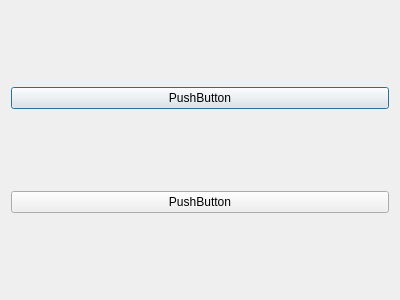
Old version of the form src/gui/documentgenerationdialog.ui in the repository CZDanol/StrawLumen.
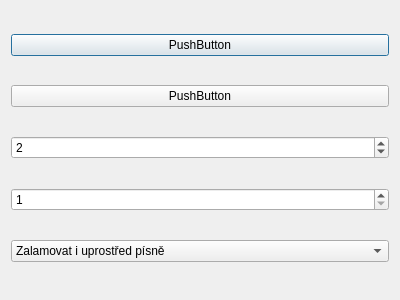
New version of the form. Icons and pictures are not drawn.

```diff
--- a/src/gui/documentgenerationdialog.ui
+++ b/src/gui/documentgenerationdialog.ui
@@ -35,6 +35,48 @@
      </property>
     </widget>
    </item>
+   <item>
+    <widget class="QSpinBox" name="sbTocColumnCount">
+     <property name="minimum">
+      <number>1</number>
+     </property>
+     <property name="maximum">
+      <number>10</number>
+     </property>
+     <property name="value">
+      <number>2</number>
+     </property>
+    </widget>
+   </item>
+   <item>
+    <widget class="QSpinBox" name="sbContentColumnCount">
+     <property name="minimum">
+      <number>1</number>
+     </property>
+     <property name="maximum">
+      <number>10</number>
+     </property>
+    </widget>
+   </item>
+   <item>
+    <widget class="QComboBox" name="cmbPageBreakMode">
+     <item>
+      <property name="text">
+       <string>Zalamovat i uprostřed písně</string>
+      </property>
+     </item>
+     <item>
+      <property name="text">
+       <string>Nezalamovat uprostřed písně</string>
+      </property>
+     </item>
+     <item>
+      <property name="text">
+       <string>Každou píseň na vlastní stranu</string>
+      </property>
+     </item>
+    </widget>
+   </item>
   </layout>
  </widget>
  <resources>
```
Left out of the diff: 2 changed lines with no effect on the pictures.
